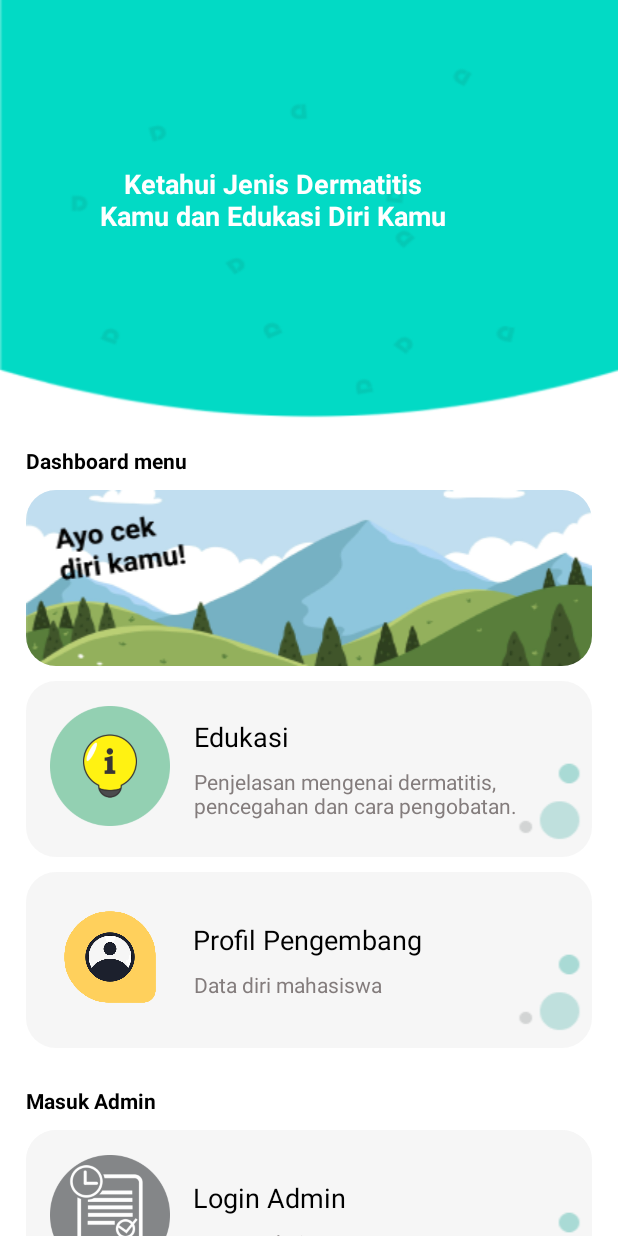
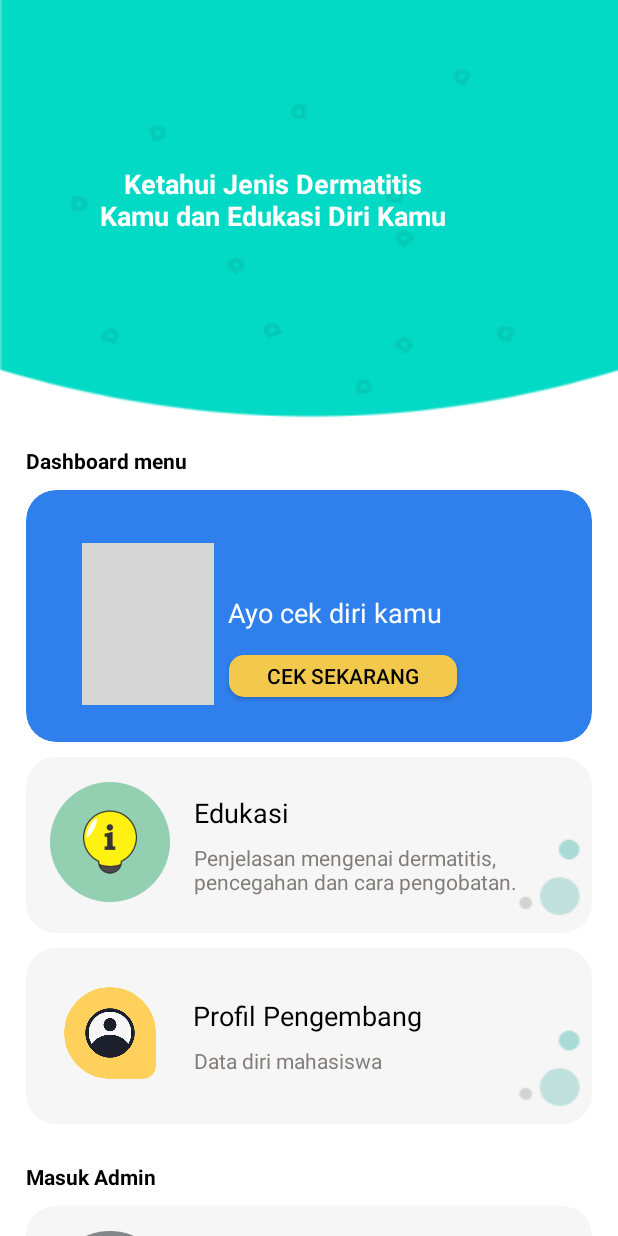
Before and after one commit to ekoprasetyo98/dede, an Android app: the screen it shows after launch (dashboardActivity), on a phone screen of 412 x 824 dp. Run offline under Robolectric (Android 15) with nearby library versions, the phone set to English and light mode, and no system bars; libraries missing offline, so code that uses them is left out: com.denzcoskun.imageslider; grey boxes are pictures that could not be loaded.

Commit message:
Second commit

```diff
--- a/app/src/main/java/com/example/dedee/dashboardActivity.java
+++ b/app/src/main/java/com/example/dedee/dashboardActivity.java
@@ -8,6 +8,7 @@ import android.content.Intent;
 import android.net.Uri;
 import android.os.Bundle;
 import android.view.View;
+import android.widget.Button;
 import android.widget.ImageView;
 import android.widget.RelativeLayout;
 import android.widget.Toast;
@@ -24,6 +25,7 @@ public class dashboardActivity extends AppCompatActivity {
     private RelativeLayout profil;
     private RelativeLayout education;
     private RelativeLayout history;
+    Button cek;
     private  static final int TIME_INTERVAL = 2000;
     private long mBackPressed;
 
@@ -45,6 +47,7 @@ public class dashboardActivity extends AppCompatActivity {
 
 
         diagnosa = findViewById(R.id.id_diagnosa);
+        cek = findViewById(R.id.deskripsicek);
         profil = findViewById(R.id.id_profil);
         education = findViewById(R.id.edukasi);
         history = findViewById(R.id.id_history);
@@ -58,6 +61,14 @@ public class dashboardActivity extends AppCompatActivity {
                 startActivity(intent);
 
 
+            }
+        });
+
+        cek.setOnClickListener(new View.OnClickListener() {
+            @Override
+            public void onClick(View v) {
+                Intent intent = new Intent(dashboardActivity.this, DiagnosaActivity.class);
+                startActivity(intent);
             }
         });
 
--- /dev/null
+++ b/app/src/main/res/drawable/button1.xml
@@ -0,0 +1,8 @@
+<?xml version="1.0" encoding="utf-8"?>
+<shape xmlns:android="http://schemas.android.com/apk/res/android"
+    android:shape="rectangle">
+    <solid android:color="#F2C94C"/>
+    <corners android:radius="10dp"/>
+
+
+</shape>
--- a/app/src/main/res/layout/activity_dashboard.xml
+++ b/app/src/main/res/layout/activity_dashboard.xml
@@ -58,16 +58,52 @@
                 android:layout_height="wrap_content"
                 app:cardElevation="0dp"
                 app:cardCornerRadius="20dp"
-                app:cardBackgroundColor="#f6f6f6"
+                app:cardBackgroundColor="#2F80ED"
                 android:layout_marginBottom="10dp">
                 <RelativeLayout
                     android:id="@+id/id_diagnosa"
                     android:layout_width="match_parent"
-                    android:layout_height="117dp"
-                    android:gravity="center"
-                    android:background="@drawable/diagnosabc"
+                    android:layout_height="168dp"
                     android:padding="8dp">
 
+                    <ImageView
+                        android:id="@+id/imgcek"
+                        android:src="@drawable/cek"
+                        android:layout_width="88dp"
+                        android:layout_height="108dp"
+                        android:layout_marginLeft="29dp"
+                        android:layout_marginBottom="4dp"
+                        android:layout_marginTop="27dp"
+                        />
+
+                    <TextView
+                        android:id="@+id/textcek"
+                        android:layout_width="match_parent"
+                        android:layout_height="wrap_content"
+                        android:layout_marginStart="9dp"
+                        android:layout_marginLeft="16dp"
+                        android:layout_marginTop="61dp"
+                        android:layout_marginRight="16dp"
+                        android:layout_toEndOf="@+id/imgcek"
+                        android:text="Ayo cek diri kamu"
+                        android:textColor="#fff"
+                        android:textFontWeight="800"
+                        android:textSize="18dp"
+                        android:textStyle="bold" />
+
+                    <Button
+                        android:id="@+id/deskripsicek"
+                        android:layout_width="152dp"
+                        android:layout_height="28dp"
+                        android:layout_marginTop="16dp"
+                        android:layout_marginRight="26dp"
+                        android:layout_marginLeft="10dp"
+                        android:textFontWeight="400"
+                        android:textColor="#000"
+                        android:layout_toEndOf="@+id/imgcek"
+                        android:layout_below="@+id/textcek"
+                        android:background="@drawable/button1"
+                        android:text="Cek Sekarang"/>
 
 
                 </RelativeLayout>
```
